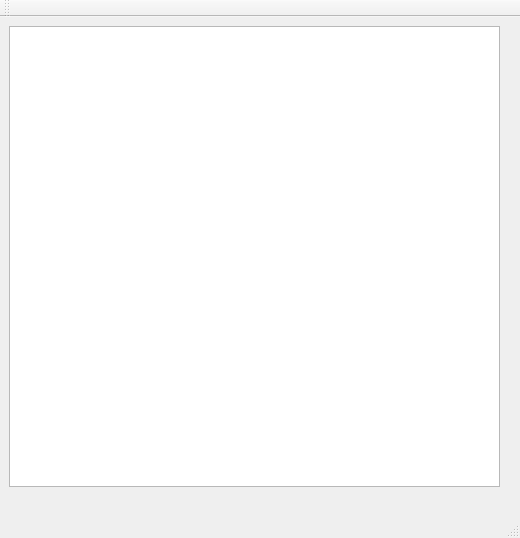
Old version of the form 221_3210_Ryabkova/mainwindow.ui in the repository RyabkovaA/221_3210_Ryabkova.
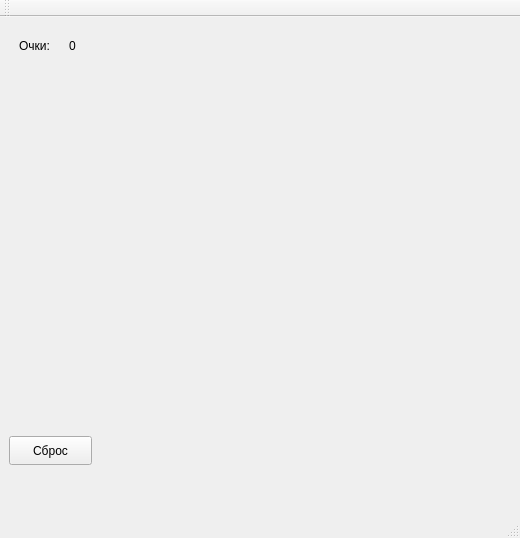
New version of the form. The open tabs and pages were chosen to show the change.

Commit message: cards shown withow buttons

```diff
--- a/221_3210_Ryabkova/mainwindow.ui
+++ b/221_3210_Ryabkova/mainwindow.ui
@@ -21,15 +21,55 @@
        <number>1</number>
       </property>
       <widget class="QWidget" name="page">
-       <widget class="QListWidget" name="listWidget">
+       <widget class="QLabel" name="label_2">
         <property name="geometry">
          <rect>
+          <x>10</x>
+          <y>10</y>
+          <width>63</width>
+          <height>20</height>
+         </rect>
+        </property>
+        <property name="text">
+         <string>Очки:</string>
+        </property>
+       </widget>
+       <widget class="QLabel" name="labelScore">
+        <property name="geometry">
+         <rect>
+          <x>60</x>
+          <y>10</y>
+          <width>63</width>
+          <height>20</height>
+         </rect>
+        </property>
+        <property name="text">
+         <string>0</string>
+        </property>
+       </widget>
+       <widget class="QPushButton" name="buttonClear">
+        <property name="geometry">
+         <rect>
           <x>0</x>
-          <y>0</y>
+          <y>410</y>
+          <width>83</width>
+          <height>29</height>
+         </rect>
+        </property>
+        <property name="text">
+         <string>Сброс</string>
+        </property>
+       </widget>
+       <widget class="QWidget" name="gridLayoutWidget">
+        <property name="geometry">
+         <rect>
+          <x>0</x>
+          <y>40</y>
           <width>491</width>
-          <height>461</height>
+          <height>361</height>
          </rect>
         </property>
+        <layout class="QGridLayout" name="gridLayout_3"/>
        </widget>
       </widget>
       <widget class="QWidget" name="page_2">
```
The commit also changes 6 other files.
